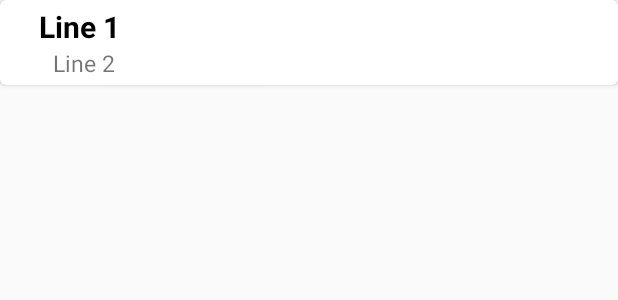
After one commit to praeveen099/Schedule, an Android app: the layout example_item.xml on its own in the app's theme, with its tools: preview values and no code run, on a phone screen of 412 x 824 dp. The commit adds this screen. Shown: the top 300 px of the screen. Run offline under Robolectric (Android 15) with nearby library versions, the phone set to English and light mode, and no system bars.

Commit message:
Have the building blocks to start the recycle
and card views

```diff
--- a/app/build.gradle
+++ b/app/build.gradle
@@ -27,6 +27,8 @@ dependencies {
     implementation 'androidx.appcompat:appcompat:1.1.0'
     implementation 'androidx.constraintlayout:constraintlayout:1.1.3'
     implementation 'com.google.android.material:material:1.1.0'
+    implementation 'androidx.recyclerview:recyclerview:1.0.0'
+    implementation 'androidx.cardview:cardview:1.0.0'
     testImplementation 'junit:junit:4.12'
     androidTestImplementation 'androidx.test.ext:junit:1.1.1'
     androidTestImplementation 'androidx.test.espresso:espresso-core:3.2.0'
--- /dev/null
+++ b/app/src/main/res/layout/example_item.xml
@@ -0,0 +1,43 @@
+<?xml version="1.0" encoding="utf-8"?>
+<androidx.cardview.widget.CardView xmlns:android="http://schemas.android.com/apk/res/android"
+    android:layout_width="match_parent"
+    android:layout_height="wrap_content"
+    xmlns:app="http://schemas.android.com/apk/res-auto"
+    app:cardCornerRadius="4dp">
+
+    <RelativeLayout
+        android:layout_width="match_parent"
+        android:layout_height="match_parent"
+        android:layout_margin="4dp">
+
+        <TextView
+            android:id="@+id/textView"
+            android:layout_width="wrap_content"
+            android:layout_height="wrap_content"
+            android:layout_alignParentStart="true"
+            android:layout_alignParentLeft="true"
+            android:layout_alignParentTop="true"
+            android:layout_marginStart="22dp"
+            android:layout_marginLeft="22dp"
+            android:layout_marginTop="0dp"
+            android:text="Line 1"
+            android:textColor="@android:color/black"
+            android:textSize="20sp"
+            android:textStyle="bold" />
+
+        <TextView
+            android:id="@+id/textView2"
+            android:layout_width="wrap_content"
+            android:layout_height="wrap_content"
+            android:layout_below="@+id/textView"
+            android:layout_alignParentStart="true"
+            android:layout_alignParentLeft="true"
+            android:layout_marginStart="31dp"
+            android:layout_marginLeft="31dp"
+            android:layout_marginTop="0dp"
+            android:text="Line 2"
+            android:textSize="15sp" />
+    </RelativeLayout>
+
+
+</androidx.cardview.widget.CardView>
--- a/build.gradle
+++ b/build.gradle
@@ -16,6 +16,10 @@ allprojects {
     repositories {
         google()
         jcenter()
+        maven {
+            url "https://maven.google.com"
+        }
+
     }
 }
 
```
Also changed, not shown: app/src/main/AndroidManifest.xml (+10 -3 lines), app/src/main/java/com/example/schedule/DisplayScheduleActivity.java (added, +23 -0 lines), app/src/main/java/com/example/schedule/ExampleItem.java (added, +16 -0 lines), app/src/main/java/com/example/schedule/MainActivity.java (+17 -2 lines), app/src/main/res/layout/activity_display_schedule.xml (added, +19 -0 lines), 1 other file.
